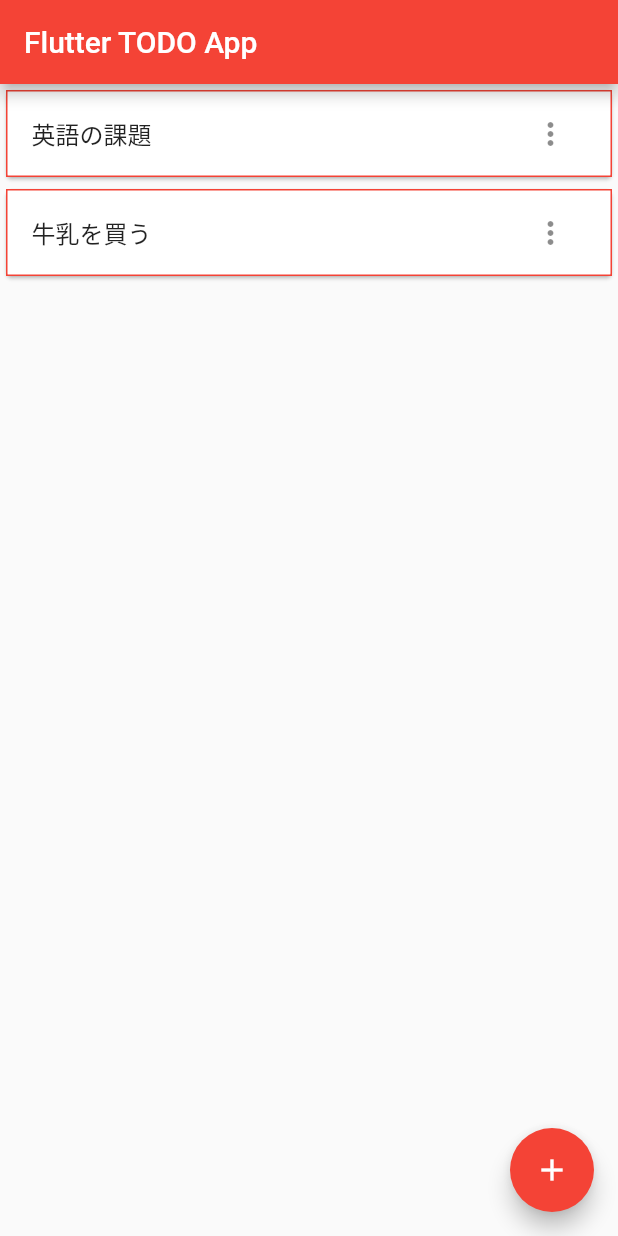
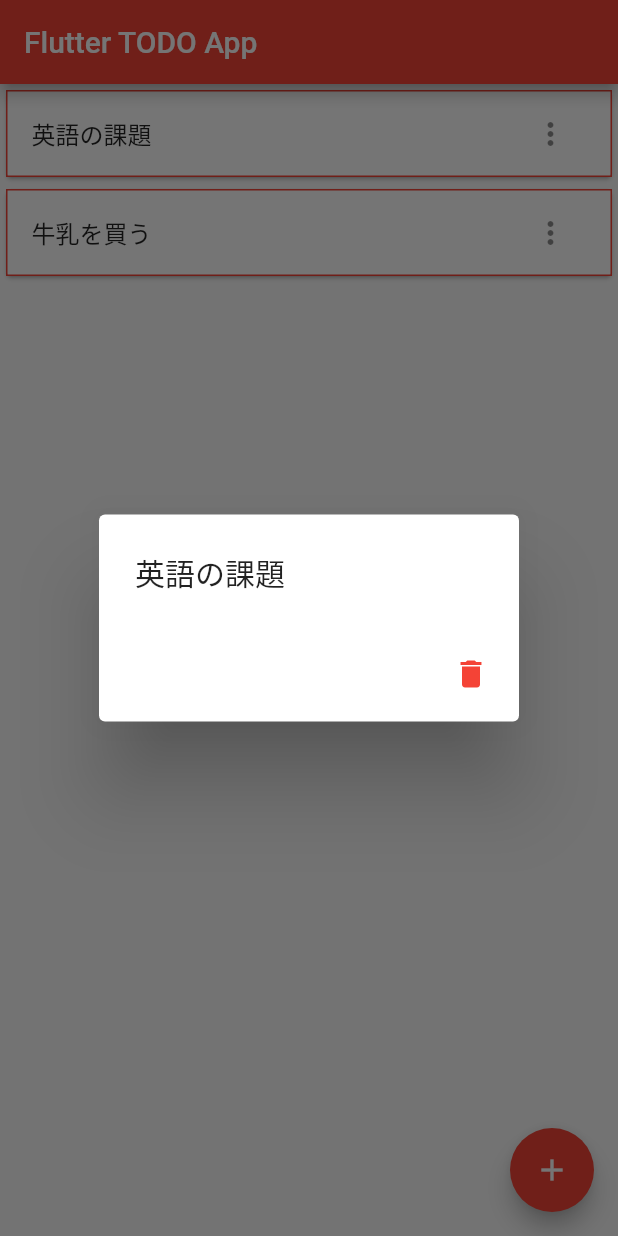
Before and after one commit to takumma/flutter_hands_on_sample, a Flutter app: the screen it shows after launch, after a tap on the "more vert" icon, on a phone screen of 412 x 824 dp. Run offline on Flutter 3.47's test engine with Material 2 defaults, Android fonts, the phone set to English and light mode, and no system bars.

Commit message:
ダイアログの表示・ダイアログにボタンを追加する

```diff
--- a/lib/my_home_page.dart
+++ b/lib/my_home_page.dart
@@ -41,7 +41,19 @@ class _MyHomePageState extends State<MyHomePage> {
                 title: Text(_todoItems[index]),
                 trailing: IconButton(
                   icon: Icon(Icons.more_vert),
-                  onPressed: () {},
+                  onPressed: () => showDialog(
+                    context: context,
+                    builder: (BuildContext context) => AlertDialog(
+                      title: Text(_todoItems[index]),
+                      actions: [
+                        IconButton(
+                          icon: Icon(Icons.delete),
+                          color: Colors.red,
+                          onPressed: () => Navigator.pop(context),
+                        ),
+                      ],
+                    ),
+                  ),
                 ),
               ),
             ),
@@ -50,11 +62,10 @@ class _MyHomePageState extends State<MyHomePage> {
       ),
       floatingActionButton: FloatingActionButton(
         onPressed: () async {
-          final String title = await Navigator
-            .of(context)
-            .push(MaterialPageRoute(builder: (context) => CreatePage()));
+          final String title = await Navigator.of(context)
+              .push(MaterialPageRoute(builder: (context) => CreatePage()));
           if (title != null && title != "") _addTodo(title);
-          },
+        },
         tooltip: 'Add Todo',
         child: Icon(Icons.add),
       ),
```
